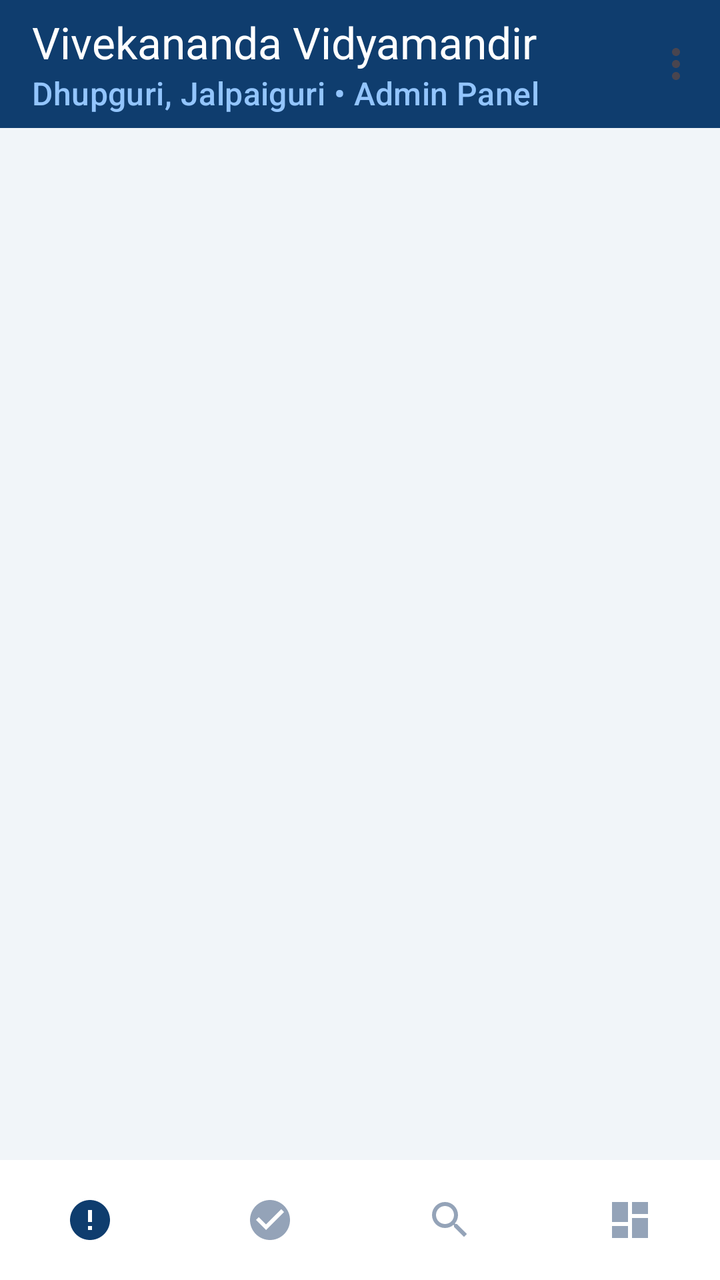
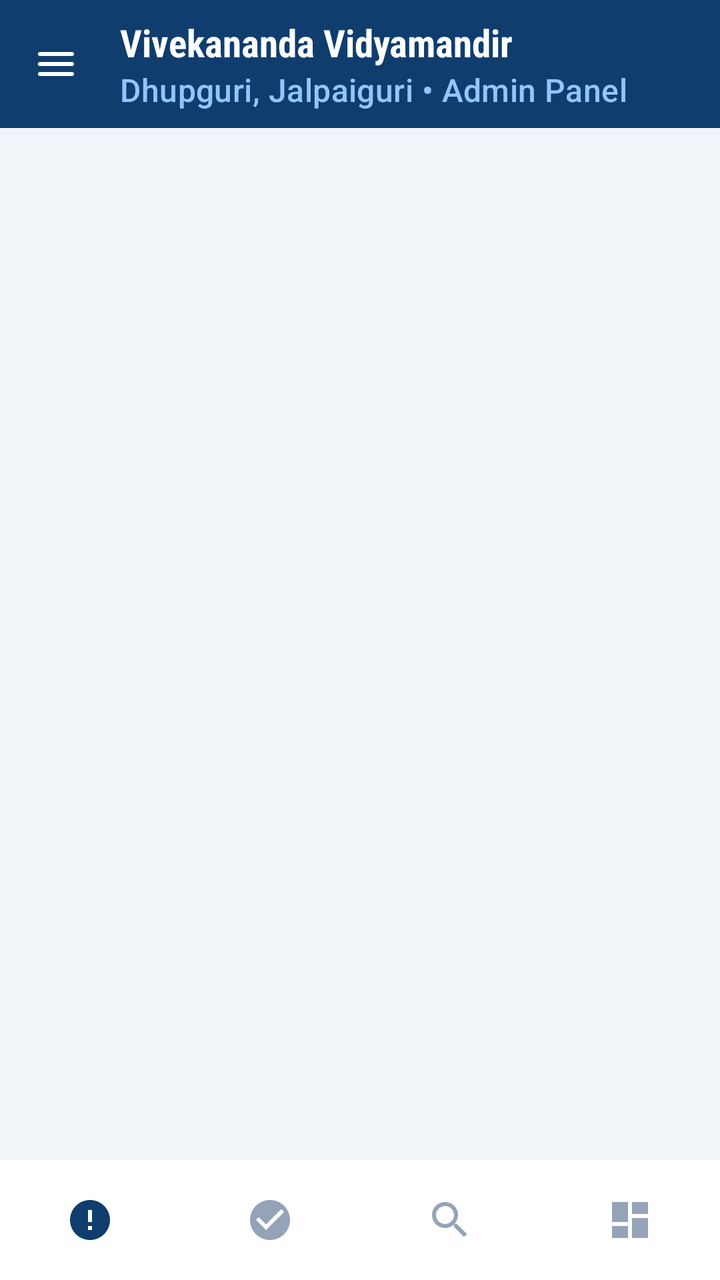

Screens rendered from an Android XML layout before and after an edit, with the pre-edit source and the edit as a unified diff.
<!-- AndroidManifest.xml: application theme Theme.SchoolManager -->
<!-- res/layout/activity_main.xml -->
<?xml version="1.0" encoding="utf-8"?>
<androidx.coordinatorlayout.widget.CoordinatorLayout
    xmlns:android="http://schemas.android.com/apk/res/android"
    xmlns:app="http://schemas.android.com/apk/res-auto"
    android:layout_width="match_parent"
    android:layout_height="match_parent"
    android:background="#F1F5F9">

    <com.google.android.material.appbar.AppBarLayout
        android:layout_width="match_parent"
        android:layout_height="wrap_content">

        <com.google.android.material.appbar.MaterialToolbar
            android:id="@+id/topAppBar"
            android:layout_width="match_parent"
            android:layout_height="?attr/actionBarSize"
            android:background="#0F3D6E"
            app:title="Vivekananda Vidyamandir"
            app:subtitle="Dhupguri, Jalpaiguri • Admin Panel"
            app:titleTextColor="@android:color/white"
            app:subtitleTextColor="#93C5FD"
            app:menu="@menu/main_menu" />
    </com.google.android.material.appbar.AppBarLayout>

    <LinearLayout
        android:layout_width="match_parent"
        android:layout_height="match_parent"
        android:orientation="vertical"
        app:layout_behavior="@string/appbar_scrolling_view_behavior">

        
        <androidx.viewpager2.widget.ViewPager2
            android:id="@+id/viewPager"
            android:layout_width="match_parent"
            android:layout_height="0dp"
            android:layout_weight="1" />

        
        <com.google.android.material.bottomnavigation.BottomNavigationView
            android:id="@+id/bottomNav"
            android:layout_width="match_parent"
            android:layout_height="60dp"
            android:background="@android:color/white"
            app:elevation="8dp"
            app:labelVisibilityMode="unlabeled"
            
app:menu="@menu/bottom_nav_menu"
            app:itemIconTint="@color/nav_icon_color" />

    </LinearLayout>
</androidx.coordinatorlayout.widget.CoordinatorLayout>
<!-- resources referenced by this layout -->
<resources>
  <style name="Theme.SchoolManager" parent="Theme.Material3.DayNight.NoActionBar">
          <item name="colorPrimary">#0F3D6E</item>
          <item name="colorOnPrimary">#FFFFFF</item>
          <item name="colorSecondary">#D97706</item>
          
          <item name="colorSecondaryContainer">#FEF3C7</item>
          <item name="colorOnSecondaryContainer">#0F3D6E</item>
          <item name="android:statusBarColor">#0F3D6E</item>
          <item name="android:windowLightStatusBar">false</item>
      </style>
</resources>

<!-- the commit's change to res/layout/activity_main.xml (unified diff, before → after) -->
@@ -19,7 +19,8 @@
             app:subtitle="Dhupguri, Jalpaiguri • Admin Panel"
             app:titleTextColor="@android:color/white"
             app:subtitleTextColor="#93C5FD"
-            app:menu="@menu/main_menu" />
+            app:navigationIcon="@drawable/ic_menu_lines"
+            app:titleTextAppearance="@style/ToolbarTitle" />
     </com.google.android.material.appbar.AppBarLayout>
 
     <LinearLayout
<!-- resource entries referenced after the edit -->
@@ -1,5 +1,12 @@
 <!-- resources referenced by this layout -->
 <resources>
+  <!-- drawable ic_menu_lines (drawable) -->
+  <vector xmlns:android="http://schemas.android.com/apk/res/android" android:width="24dp" android:height="24dp" android:viewportWidth="24" android:viewportHeight="24"><path android:fillColor="@android:color/transparent" android:strokeColor="#FFFFFF" android:strokeWidth="2" android:strokeLineCap="round" android:strokeLineJoin="round" android:pathData="M4 7h16M4 12h16M4 17h16"/></vector>
+  <style name="ToolbarTitle" parent="TextAppearance.Widget.AppCompat.Toolbar.Title">
+          <item name="android:fontFamily">sans-serif-condensed</item>
+          <item name="android:textStyle">bold</item>
+          <item name="android:textSize">19sp</item>
+      </style>
   <style name="Theme.SchoolManager" parent="Theme.Material3.DayNight.NoActionBar">
           <item name="colorPrimary">#0F3D6E</item>
           <item name="colorOnPrimary">#FFFFFF</item>
